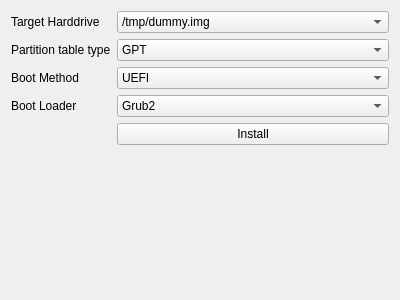
First picture: the form in gui/bootconfig.ui, repository cleverca22/nixos-installer, before the edit.
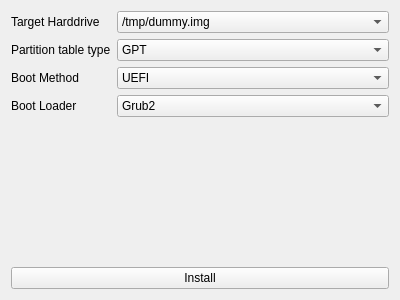
Second picture: the form after the edit.

Diff of the .ui file:
```diff
--- a/gui/bootconfig.ui
+++ b/gui/bootconfig.ui
@@ -100,14 +100,32 @@
        </item>
       </widget>
      </item>
-     <item row="5" column="1">
+    </layout>
+   </item>
+   <item>
+    <widget class="QWidget" name="container" native="true">
+     <layout class="QVBoxLayout" name="verticalLayout_2">
+      <property name="leftMargin">
+       <number>0</number>
+      </property>
+      <property name="topMargin">
+       <number>0</number>
+      </property>
+      <property name="rightMargin">
+       <number>0</number>
+      </property>
+      <property name="bottomMargin">
+       <number>0</number>
+      </property>
+     </layout>
+    </widget>
+   </item>
+   <item>
       <widget class="QPushButton" name="install">
        <property name="text">
         <string>Install</string>
        </property>
       </widget>
-     </item>
-    </layout>
    </item>
   </layout>
  </widget>
```
Lines whose indentation alone changed are shown as unchanged.
